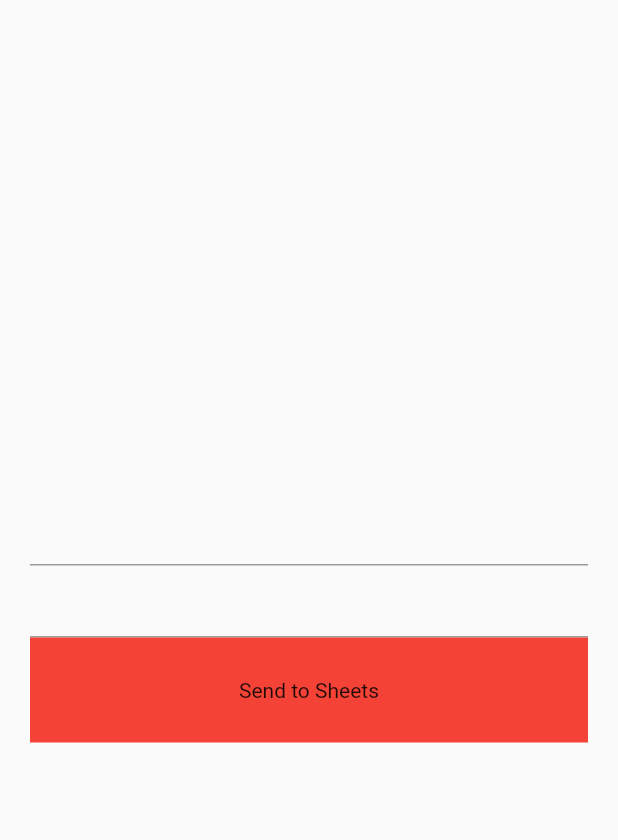
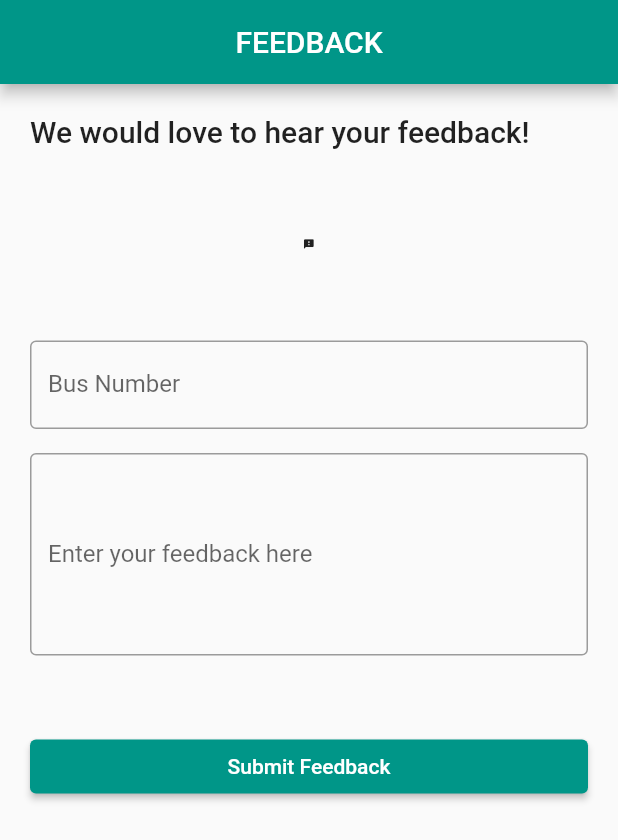
Before and after one commit to Niajain/Flutter_connectivity_with_spreadsheet, a Flutter app: the screen it shows after launch, on a phone screen of 412 x 824 dp. Shown: the top 840 px of the screen. Run offline on Flutter 3.47's test engine with Material 2 defaults, Android fonts, the phone set to English and light mode, and no system bars; missing offline and left inert: gsheets; key blocks and very long unbroken strings in the code were emptied for the run.

Commit message:
Update mainscreen.dart

```diff
--- a/lib/mainscreen.dart
+++ b/lib/mainscreen.dart
@@ -52,29 +52,158 @@ class MainScreen extends StatefulWidget {
 //     );
 //   }
 // }
-class _MainScreenState extends State<MainScreen> {
+class _MainScreenState extends State<MainScreen> with SingleTickerProviderStateMixin{
+//   TextEditingController busnoController = new TextEditingController();
+//   TextEditingController feedbackController = new TextEditingController();
+//
+//   @override
+//   Widget build(BuildContext context) {
+//     return Scaffold(
+//       body: Center(
+//         child: Padding(
+//           padding: const EdgeInsets.all(20.0),
+//           child: Column(
+//             mainAxisAlignment: MainAxisAlignment.center,
+//             crossAxisAlignment: CrossAxisAlignment.center,
+//             children: [
+//
+//               TextFormField(
+//                 controller: busnoController,
+//               ),
+//               TextFormField(
+//                 controller: feedbackController,
+//               ),
+//               GestureDetector(
+//                 onTap: () async {
+//                   final feedback = {
+//                     SheetsColumn.bus_no: busnoController.text.trim(),
+//
+//                     SheetsColumn.feedback: feedbackController.text.trim(),
+//                   };
+//
+//                   await SheetsFlutter.insert([feedback]);
+//                 },
+//                 child: Container(
+//                   height: 70,
+//                   width: 400,
+//                   color: Colors.red,
+//                   child: Center(child: Text("Send to Sheets")),
+//                 ),
+//               )
+//             ],
+//           ),
+//         ),
+//       ),
+//     );
+//   }
+// }
+  late AnimationController _controller;
+  late Animation<double> _animation;
   TextEditingController busnoController = new TextEditingController();
   TextEditingController feedbackController = new TextEditingController();
+  bool _isLoading = false;
+  bool _isError = false;
+
+  @override
+  void initState() {
+    super.initState();
+    _controller = AnimationController(
+      vsync: this,
+      duration: Duration(milliseconds: 1000),
+    )..repeat(reverse: true);
+    _animation = CurvedAnimation(parent: _controller, curve: Curves.easeInOut);
+  }
+
+  @override
+  void dispose() {
+    _controller.dispose();
+    busnoController.dispose();
+    feedbackController.dispose();
+    super.dispose();
+  }
+
+  void _submitFeedback() async {
+    setState(() {
+      _isLoading = true;
+      _isError = false;
+    });
+
+    // Simulate network request delay
+    await Future.delayed(Duration(seconds: 2));
+
+    setState(() {
+      _isLoading = false;
+    });
+
+    // Simulate network request success or failure
+    if (busnoController.text.isNotEmpty) {
+      showDialog(
+        context: context,
+        builder: (context) => AlertDialog(
+          title: Text('Thank you!'),
+          content: Text('Your feedback has been submitted.'),
+          actions: [
+            TextButton(
+              onPressed: () => Navigator.of(context).pop(),
+              child: Text('OK'),
+            ),
+          ],
+        ),
+      );
+    } else {
+      setState(() {
+        _isError = true;
+      });
+    }
+  }
 
   @override
   Widget build(BuildContext context) {
     return Scaffold(
+      appBar: AppBar(
+        title: const Text('FEEDBACK'),
+        backgroundColor: Colors.teal,
+        centerTitle: true,
+      ),
       body: Center(
         child: Padding(
             padding: const EdgeInsets.all(20.0),
             child: Column(
-            mainAxisAlignment: MainAxisAlignment.center,
-            crossAxisAlignment: CrossAxisAlignment.center,
+
+                crossAxisAlignment: CrossAxisAlignment.stretch,
                 children: [
+                  Text(
+                    'We would love to hear your feedback!',
+                    style: Theme.of(context).textTheme.headline6,
+                  ),
+                  SizedBox(height: 16.0),
+                  ScaleTransition(
+                    scale: _animation,
+                    child: Icon(Icons.feedback_rounded, size: 96.0),
+                  ),
+                  SizedBox(height: 16.0),
 
                   TextFormField(
                     controller: busnoController,
+                    decoration: const InputDecoration(
+                      labelText: 'Bus Number',
+                      border: OutlineInputBorder(),
                     ),
+                  ),
+                  const SizedBox(height: 16.0),
                   TextFormField(
                     controller: feedbackController,
+                    keyboardType: TextInputType.multiline,
+                    maxLines: 5,
+                    decoration: const InputDecoration(
+                      // hintText: 'Enter your feedback here',
+                      labelText: 'Enter your feedback here',
+                      border: OutlineInputBorder(),
                     ),
-              GestureDetector(
-                onTap: () async {
+                  ),
+                  SizedBox(height: 50),
+                  ElevatedButton(
+                    onPressed: () async {
                       final feedback = {
                         SheetsColumn.bus_no: busnoController.text.trim(),
 
@@ -83,15 +212,21 @@ class _MainScreenState extends State<MainScreen> {
 
                       await SheetsFlutter.insert([feedback]);
                     },
-                child: Container(
-                  height: 70,
-                  width: 400,
-                  color: Colors.red,
-                  child: Center(child: Text("Send to Sheets")),
+                    child: _isLoading
+                        ? CircularProgressIndicator()
+                        : Text('Submit Feedback'),
+                    style: ElevatedButton.styleFrom(
+                      backgroundColor: Colors.teal,
                     ),
+                  ),
+                  SizedBox(height: 8.0),
+                  if (_isError)
+                    const Text(
+                      'Please enter your feedback before submitting.',
+                      style: TextStyle(color: Colors.red),
+                    ),
+                ]
             )
-            ],
-          ),
         ),
       ),
     );
```
Lines whose indentation alone changed are shown as unchanged.
